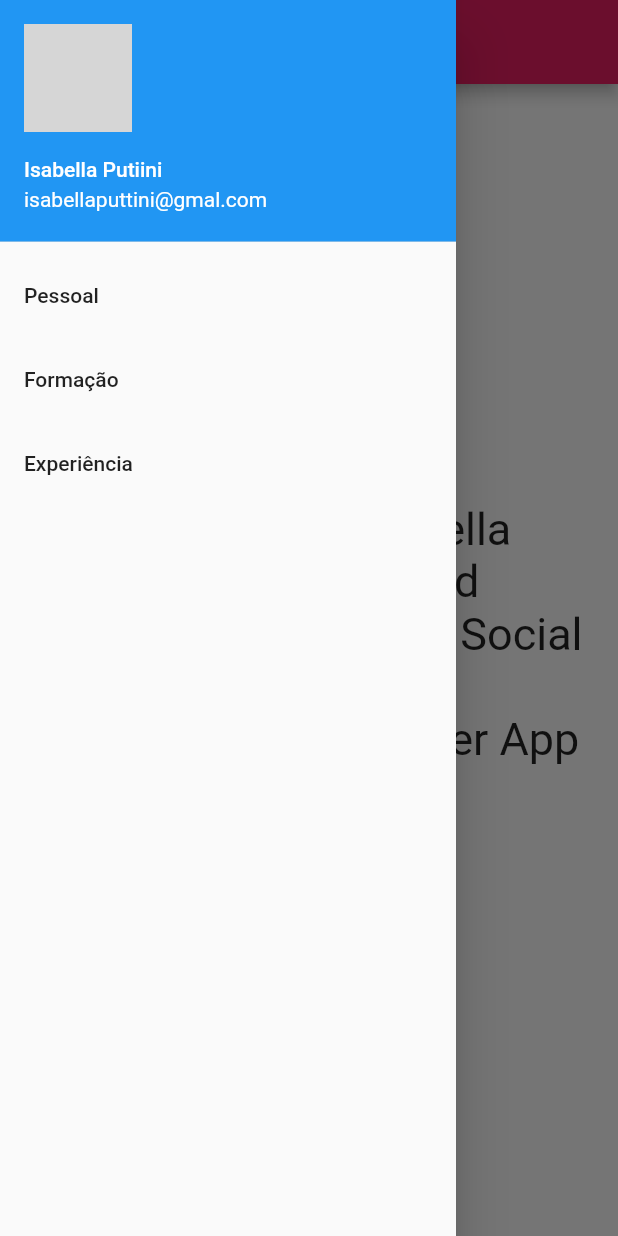
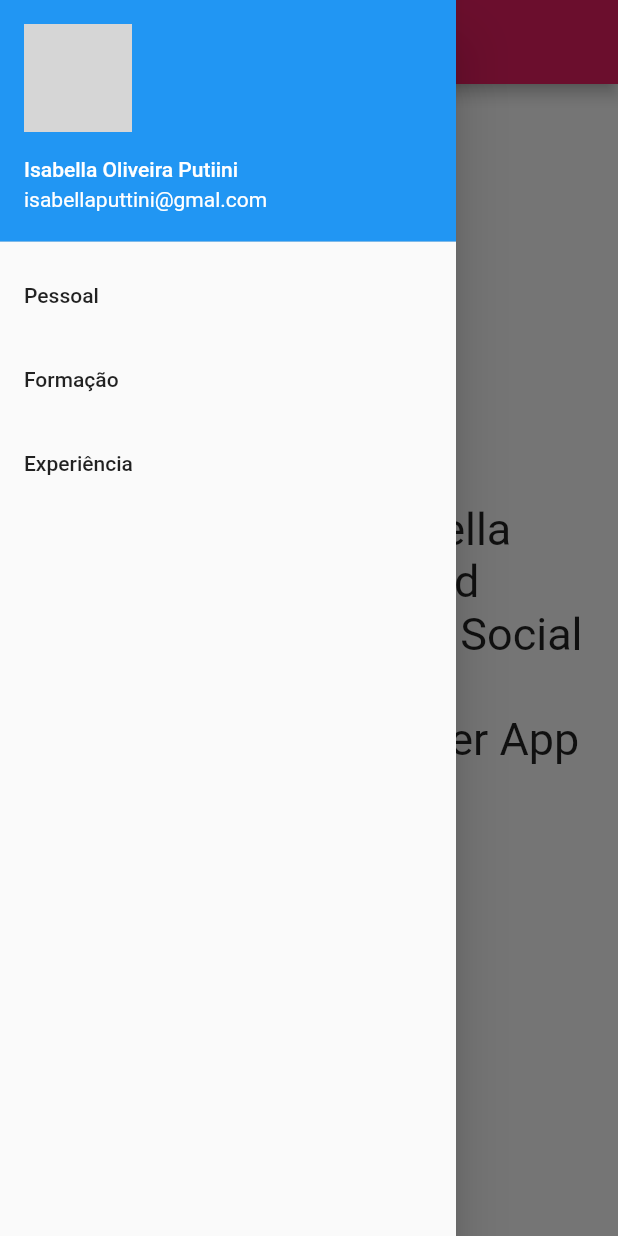
Before and after one commit to MobellaHs/Mobile, a Flutter app: the screen it shows after launch, with the side drawer open, on a phone screen of 412 x 824 dp. Run offline on Flutter 3.47's test engine with Material 2 defaults, Android fonts, the phone set to English and light mode, and no system bars; network calls fail; grey boxes are pictures that could not be loaded.

```diff
--- a/app_10/lib/pages/Pessoal.dart
+++ b/app_10/lib/pages/Pessoal.dart
@@ -43,7 +43,7 @@ class _PessoalState extends State<Pessoal> {
             child: ListView(
           children: [
             UserAccountsDrawerHeader(
-              accountName: Text('Isabella Putiini '),
+              accountName: Text('Isabella Oliveira Putiini '),
               accountEmail: Text('isabellaputtini@gmal.com'),
               currentAccountPicture: CircleAvatar(
                 //backgroundImage: AssetImage('assets/images/rock2.jpg'),
```
